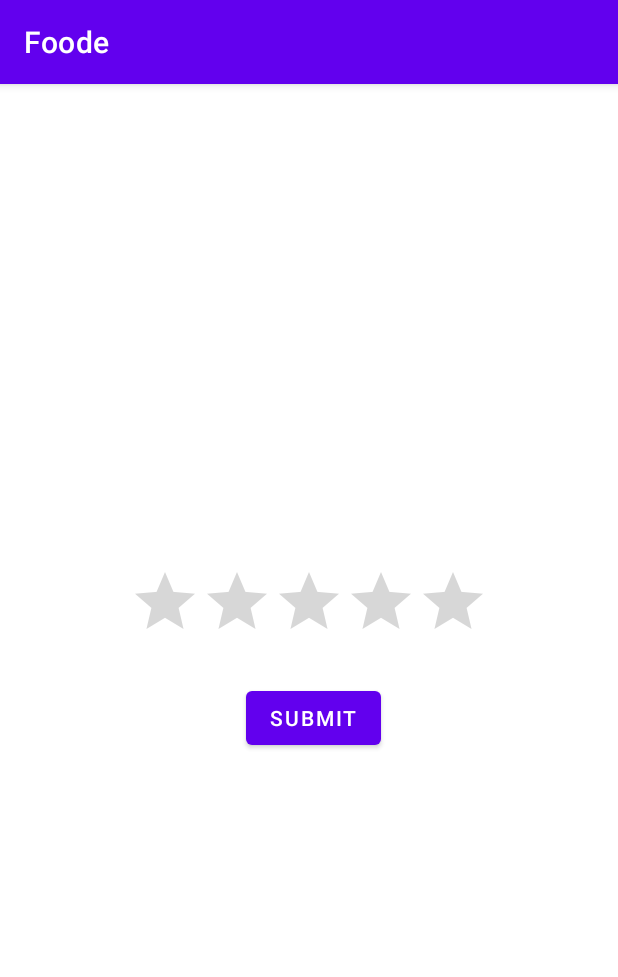
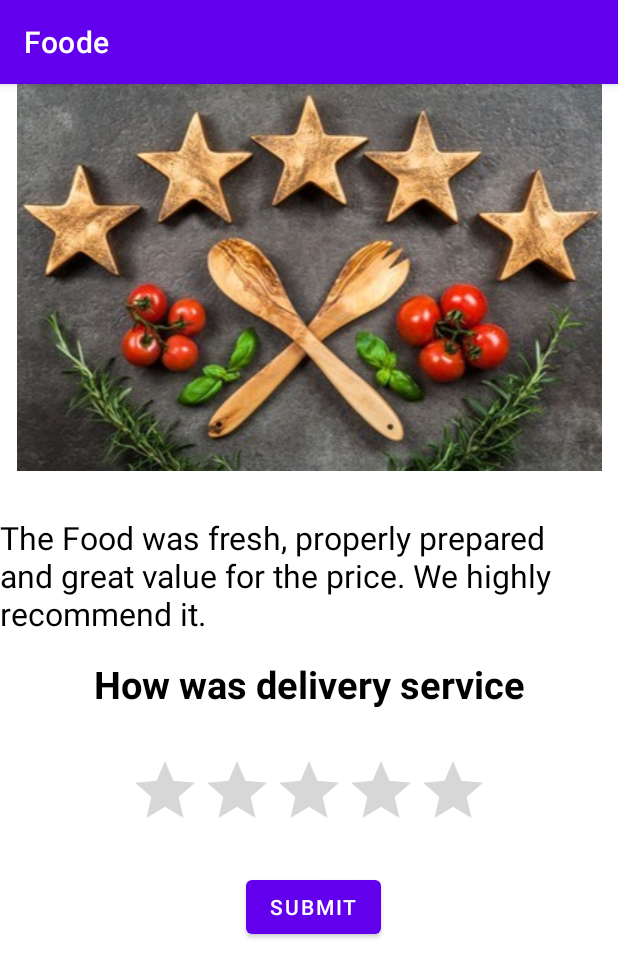
Before and after one commit to Afaq5006/Foode, an Android app: the favourites screen opened directly, with no data from a screen before it, on a phone screen of 412 x 824 dp. Shown: the top 977 px of the screen. Run offline under Robolectric (Android 15) with nearby library versions, the phone set to English and light mode, and no system bars.

Commit message:
Rating Design.

```diff
--- a/app/src/main/res/layout/activity_favourites.xml
+++ b/app/src/main/res/layout/activity_favourites.xml
@@ -4,10 +4,43 @@
     xmlns:tools="http://schemas.android.com/tools"
     android:layout_width="match_parent"
     android:layout_height="match_parent"
-    android:gravity="center"
     android:orientation="vertical"
     tools:context=".favourites">
+    <ImageView
+        android:layout_width="match_parent"
+        android:layout_height="wrap_content"
+        android:src="@drawable/rating"
+        android:id="@+id/rate"
+        />
+    <TextView
+        android:layout_marginTop="30dp"
+        android:layout_below="@+id/rate"
+        android:layout_width="match_parent"
+        android:layout_height="wrap_content"
+        android:text="The Food was fresh, properly prepared and great value for the price. We highly recommend it."
+        android:textSize="21dp"
+        android:textColor="@color/black"
+        android:id="@+id/txt"
+        />
+    <TextView
+        android:layout_width="match_parent"
+        android:layout_height="wrap_content"
+        android:text="How was delivery service"
+        android:textSize="25dp"
+        android:textStyle="bold"
+        android:textColor="@color/black"
+        android:layout_below="@+id/txt"
+        android:layout_marginTop="15dp"
+        android:gravity="center"
+        />
 
+    <RelativeLayout
+        android:layout_marginTop="80dp"
+        android:layout_width="match_parent"
+        android:layout_height="wrap_content"
+        android:gravity="center"
+        android:layout_below="@+id/txt"
+        >
         <RatingBar
             android:layout_width="wrap_content"
             android:layout_height="wrap_content"
@@ -26,3 +59,4 @@
             />
 
     </RelativeLayout>
+</RelativeLayout>
```
Also changed, not shown: app/src/main/res/drawable/rating.jpg (added). Lines whose indentation alone changed are shown as unchanged.
